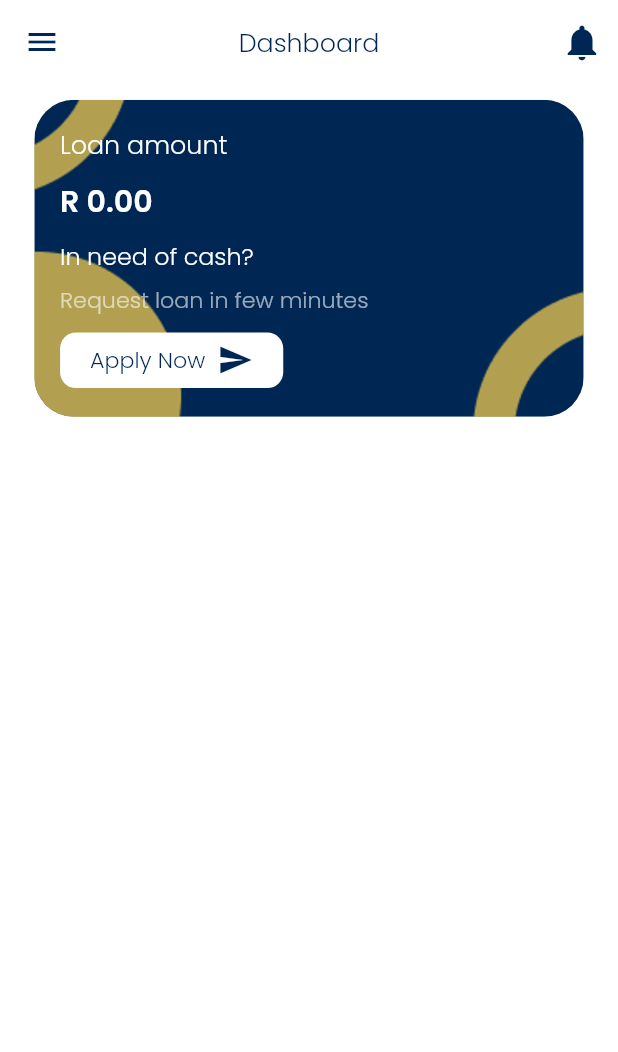
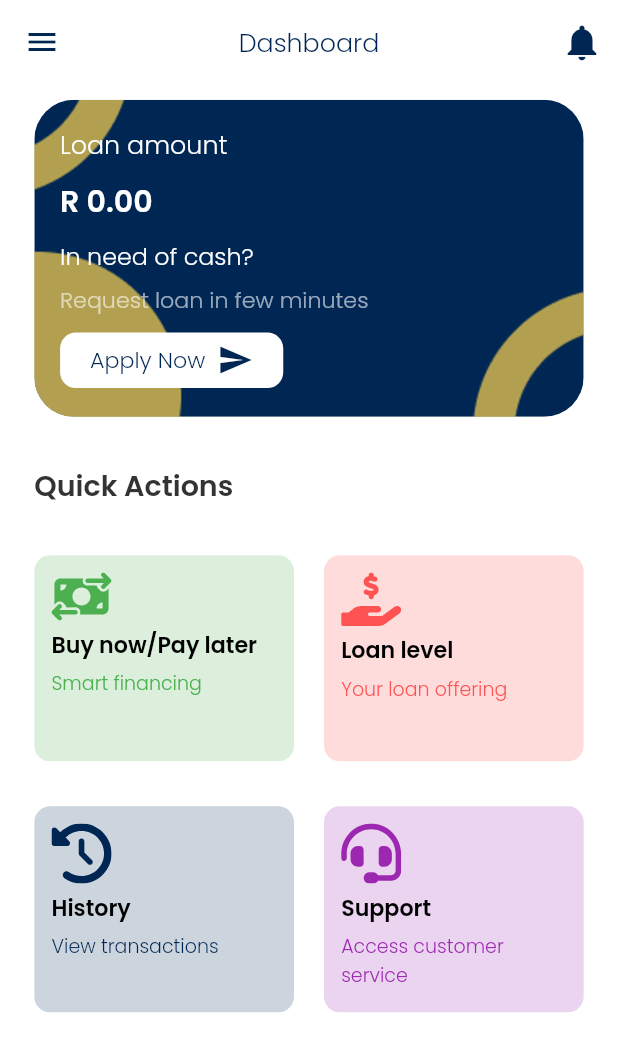
Before and after one commit to enoch-aik/enviro_bank_ltd, a Flutter app: the HomeBody screen opened directly with empty values, on a phone screen of 412 x 824 dp. Shown: the top 1052 px of the screen. Run offline on Flutter 3.47's test engine with Material 2 defaults, Android fonts, the phone set to English and light mode, and no system bars; our stand-ins replace animate_do, dio, flutter_riverpod, flutter_screenutil, flutter_svg, go_router and 3 more; accounts and stored records are empty.

Commit message:
added quick actions to home screen

```diff
--- /dev/null
+++ b/lib/src/constants/quick_actions.dart
@@ -0,0 +1,16 @@
+import 'package:enviro_bank_ltd/export.dart';
+
+List<Color> quickOptionColors = [
+  Colors.green,
+  Colors.redAccent,
+  CustomColors.appColor,
+  Colors.purple
+];
+List<String> icons = ['buy_now', 'hand_cash', 'history', 'support'];
+List<String> description = [
+  'Smart financing',
+  'Your loan offering',
+  'View transactions',
+  'Access customer service'
+];
+List<String> titles = ['Buy now/Pay later','Loan level','History','Support'];
--- a/lib/src/screens/home/components/body.dart
+++ b/lib/src/screens/home/components/body.dart
@@ -1,4 +1,7 @@
 import 'package:enviro_bank_ltd/export.dart';
+import 'package:enviro_bank_ltd/src/constants/quick_actions.dart';
+import 'package:enviro_bank_ltd/src/screens/home/components/home_card.dart';
+import 'package:enviro_bank_ltd/src/screens/home/components/quick_actions.dart';
 
 import '../../../widgets/custom_drawer.dart';
 
@@ -41,80 +44,38 @@ class HomeBody extends StatelessWidget {
         child: Padding(
           padding: EdgeInsets.symmetric(horizontal: 20.w, vertical: 10.h),
           child: Column(
+            crossAxisAlignment: CrossAxisAlignment.start,
             children: [
-              ClipRRect(
-                borderRadius: BorderRadius.circular(25.r),
-                child: Container(
-                  height: 200.h,
-                  width: 360.w,
-                  decoration: BoxDecoration(
-                      color: CustomColors.appColor,
-                      image: const DecorationImage(
-                          fit: BoxFit.cover,
-                          filterQuality: FilterQuality.high,
-                          image: AssetImage('assets/images/home_card.png'))),
-                  child: Padding(
-                    padding: EdgeInsets.only(top: 15.w, left: 15.w),
-                    child: Column(
-                      crossAxisAlignment: CrossAxisAlignment.start,
-                      children: [
-                        KText(
-                          'Loan amount',
-                          fontSize: 16.sp,
-                          color: CustomColors.white,
-                        ),
-                        Padding(
-                          padding: EdgeInsets.symmetric(vertical: 10.h),
-                          child: KText(
-                            'R 0.00',
-                            fontSize: 19.sp,
-                            fontWeight: FontWeight.w600,
-                            color: CustomColors.white,
-                          ),
-                        ),
-                        KText(
-                          'In need of cash?',
-                          color: CustomColors.white,
-                          fontSize: 15.sp,
-                        ),
-                        SizedBox(height: 5.h),
-                        KText('Request loan in few minutes',
-                            color: CustomColors.white.withOpacity(0.6)),
-                        Padding(
-                          padding: EdgeInsets.only(top: 10.h),
-                          child: InkWell(
-                            onTap: () {
-
-                            },
-                            child: Container(
-                              width: 130.w,
-                              height: 35.h,
-                              alignment: Alignment.center,
-                              decoration: BoxDecoration(
-                                  color: CustomColors.white,
-                                  borderRadius: BorderRadius.circular(10.r)),
-                              child: Row(
-                                mainAxisSize: MainAxisSize.min,
-                                children: [
-                                  KText(
-                                    'Apply Now',
-                                    color: CustomColors.appColor,
-                                  ),
-                                  SizedBox(width: 7.w),
-                                  Icon(
-                                    Icons.send,
-                                    color: CustomColors.appColor,
-                                  )
-                                ],
-                              ),
-                            ),
-                          ),
-                        )
-                      ],
-                    ),
-                  ),
+              const HomeCard(),
+              Padding(
+                padding: EdgeInsets.symmetric(vertical: 30.h),
+                child: KText(
+                  'Quick Actions',
+                  fontWeight: FontWeight.w600,
+                  fontSize: 18.sp,
                 ),
-              )
+              ),
+              /* quickActions(
+                  color: Colors.green,
+                  iconName: 'buy_now',
+                  title: 'Buy now/Pay later',
+                  description: 'Smart financing'),*/
+              GridView.builder(
+                  physics: const NeverScrollableScrollPhysics(),
+                  shrinkWrap: true,
+                  gridDelegate: SliverGridDelegateWithFixedCrossAxisCount(
+                      crossAxisSpacing: 20,
+                      mainAxisExtent: 130.h,
+                      mainAxisSpacing: 30,
+                      crossAxisCount: 2),
+                  itemCount: 4,
+                  itemBuilder: (context, index) {
+                    return quickActions(
+                        color: quickOptionColors[index],
+                        iconName: icons[index],
+                        title: titles[index],
+                        description: description[index]);
+                  }),
             ],
           ),
         ),
--- /dev/null
+++ b/lib/src/screens/home/components/home_card.dart
@@ -0,0 +1,83 @@
+import 'package:enviro_bank_ltd/export.dart';
+
+
+class HomeCard extends StatelessWidget {
+  const HomeCard({Key? key}) : super(key: key);
+
+  @override
+  Widget build(BuildContext context) {
+    return ClipRRect(
+      borderRadius: BorderRadius.circular(25.r),
+      child: Container(
+        height: 200.h,
+        width: 360.w,
+        decoration: BoxDecoration(
+            color: CustomColors.appColor,
+            image: const DecorationImage(
+                fit: BoxFit.cover,
+                filterQuality: FilterQuality.high,
+                image: AssetImage('assets/images/home_card.png'))),
+        child: Padding(
+          padding: EdgeInsets.only(top: 15.w, left: 15.w),
+          child: Column(
+            crossAxisAlignment: CrossAxisAlignment.start,
+            children: [
+              KText(
+                'Loan amount',
+                fontSize: 16.sp,
+                color: CustomColors.white,
+              ),
+              Padding(
+                padding: EdgeInsets.symmetric(vertical: 10.h),
+                child: KText(
+                  'R 0.00',
+                  fontSize: 19.sp,
+                  fontWeight: FontWeight.w600,
+                  color: CustomColors.white,
+                ),
+              ),
+              KText(
+                'In need of cash?',
+                color: CustomColors.white,
+                fontSize: 15.sp,
+              ),
+              SizedBox(height: 5.h),
+              KText('Request loan in few minutes',
+                  color: CustomColors.white.withOpacity(0.6)),
+              Padding(
+                padding: EdgeInsets.only(top: 10.h),
+                child: InkWell(
+                  onTap: () {
+
+                  },
+                  child: Container(
+                    width: 130.w,
+                    height: 35.h,
+                    alignment: Alignment.center,
+                    decoration: BoxDecoration(
+                        color: CustomColors.white,
+                        borderRadius: BorderRadius.circular(10.r)),
+                    child: Row(
+                      mainAxisSize: MainAxisSize.min,
+                      children: [
+                        KText(
+                          'Apply Now',
+                          color: CustomColors.appColor,
+                        ),
+                        SizedBox(width: 7.w),
+                        Icon(
+                          Icons.send,
+                          color: CustomColors.appColor,
+                        )
+                      ],
+                    ),
+                  ),
+                ),
+              )
+            ],
+          ),
+        ),
+      ),
+    );
+  }
+}
--- /dev/null
+++ b/lib/src/screens/home/components/quick_actions.dart
@@ -0,0 +1,39 @@
+import 'package:enviro_bank_ltd/export.dart';
+import 'package:flutter_svg/flutter_svg.dart';
+
+Widget quickActions(
+    {required Color color,
+    required String iconName,
+    required String title,
+    required String description}) {
+  return Container(
+    width: 170.w,
+    padding: EdgeInsets.all(10.w),
+    decoration: BoxDecoration(
+        color: color.withOpacity(0.2),
+        borderRadius: BorderRadius.circular(10.r)),
+    child: Column(
+      crossAxisAlignment: CrossAxisAlignment.start,
+      children: [
+        SvgPicture.asset(
+          'assets/svg/$iconName.svg',
+          width: 35.w,
+          color: color,
+        ),
+        Padding(
+          padding: EdgeInsets.symmetric(vertical: 5.h),
+          child: KText(
+            title,
+            color: CustomColors.black,
+            fontWeight: FontWeight.w600,
+          ),
+        ),
+        KText(
+          description,
+          color: color,
+          fontSize: 12.sp,
+        ),
+      ],
+    ),
+  );
+}
```
Also changed, not shown: assets/svg/buy_now.svg (added), assets/svg/hand_cash.svg (added), assets/svg/history.svg (added), assets/svg/support.svg (added).
